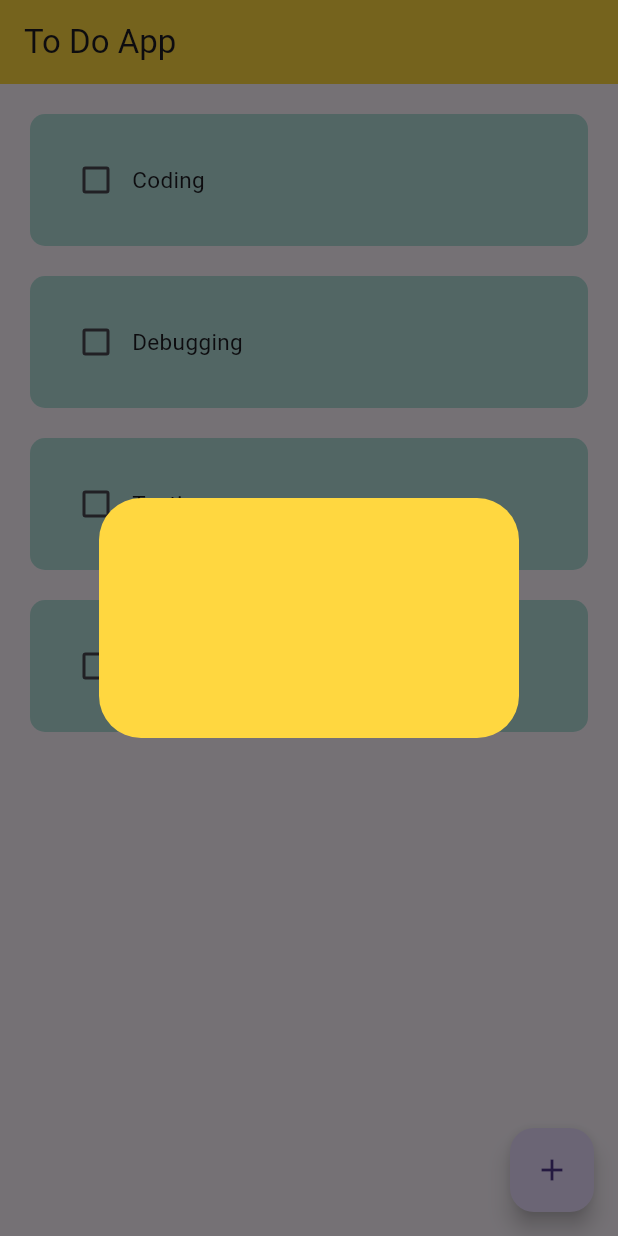
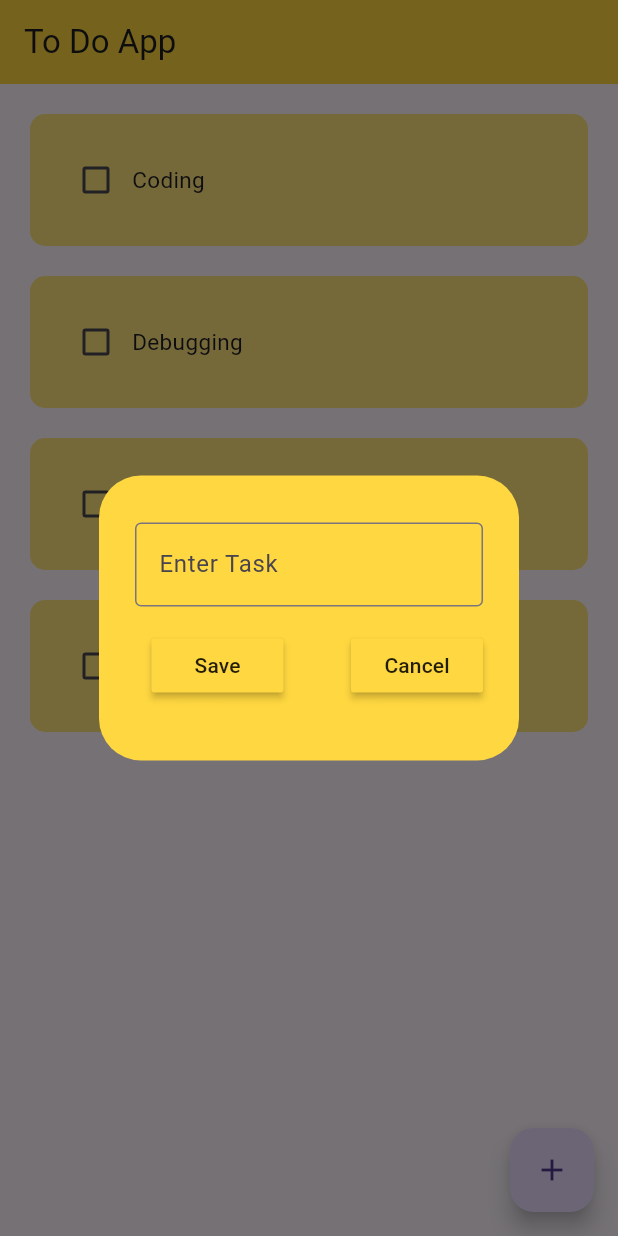
Before and after one commit to lxmwaniky/to_do_app, a Flutter app: the screen it shows after launch, after a tap on the "add" icon, on a phone screen of 412 x 824 dp. Run offline on Flutter 3.47's test engine with Material 3 defaults, Android fonts, the phone set to English and light mode, and no system bars.

Commit message:
Update UI and logic for DialogBox and ToDoTile

```diff
--- a/lib/utils/dialog_box.dart
+++ b/lib/utils/dialog_box.dart
@@ -1,4 +1,5 @@
 import 'package:flutter/material.dart';
+import 'package:to_do_app/utils/my_button.dart';
 
 class DialogBox extends StatelessWidget {
   const DialogBox({super.key});
@@ -6,9 +7,28 @@ class DialogBox extends StatelessWidget {
   @override
   Widget build(BuildContext context) {
     return AlertDialog(
-      backgroundColor: Colors.amberAccent,
+      backgroundColor: Colors.amberAccent[200],
       content: Container(
-        height: 120,
+        height: 150,
+        child: Column(
+          mainAxisAlignment: MainAxisAlignment.spaceEvenly,
+          children: [
+            TextField(
+              decoration: InputDecoration(
+                border: OutlineInputBorder(),
+                hintText: 'Enter Task',
+              )
+              ),
+              Row(
+                mainAxisAlignment: MainAxisAlignment.end,
+                children: [
+                  MyButton(text: "Save", onPressed: () {}),
+                  SizedBox(width: 45,),
+                  MyButton(text: "Cancel", onPressed: () {}),
+                ],
+              )
+          ],
+        ),
       ),
     );
   }
--- /dev/null
+++ b/lib/utils/my_button.dart
@@ -0,0 +1,18 @@
+import 'package:flutter/material.dart';
+
+// ignore: must_be_immutable
+class MyButton extends StatelessWidget {
+  final String text;
+  VoidCallback onPressed;
+
+  MyButton({
+    super.key,
+    required this.text,
+    required this.onPressed,
+  });
+
+  @override
+  Widget build(BuildContext context) {
+    return MaterialButton(onPressed: onPressed, child: Text(text), color: Colors.amberAccent);
+  }
+}
--- a/lib/utils/todo_tile.dart
+++ b/lib/utils/todo_tile.dart
@@ -20,7 +20,7 @@ class ToDoTile extends StatelessWidget {
       child: Container(
         padding: const EdgeInsets.all(20),
         decoration: BoxDecoration(
-          color: Colors.teal[100],
+          color: Colors.amberAccent[100],
           borderRadius: BorderRadius.circular(10),
         ),
         child: Row(
```
